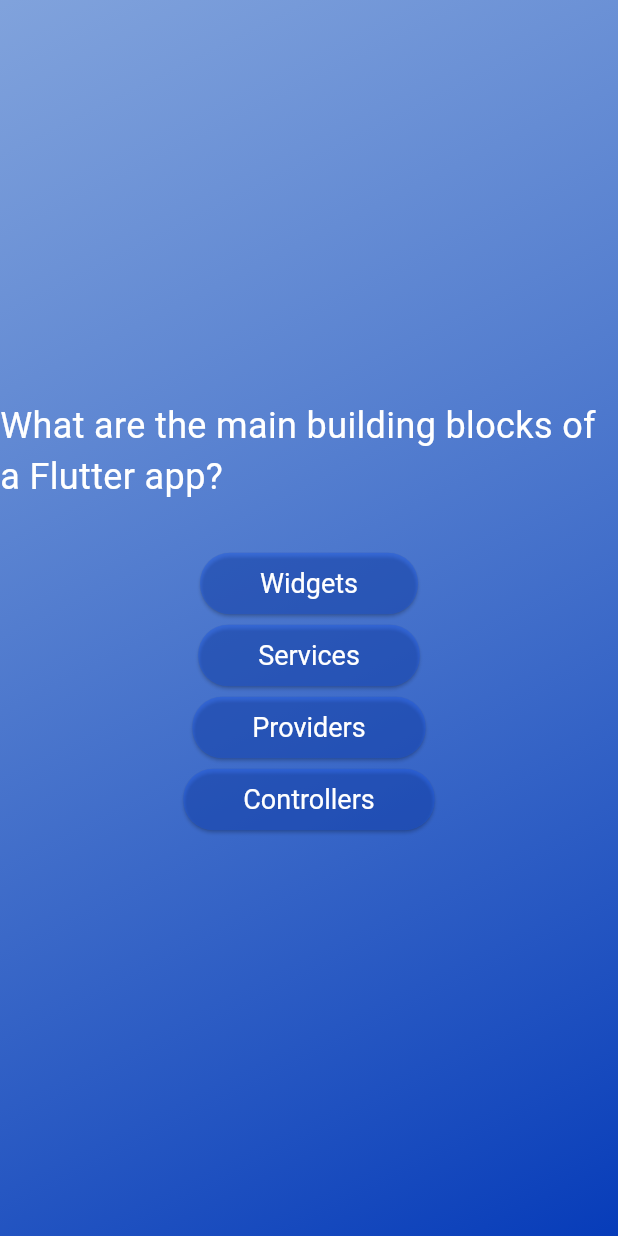
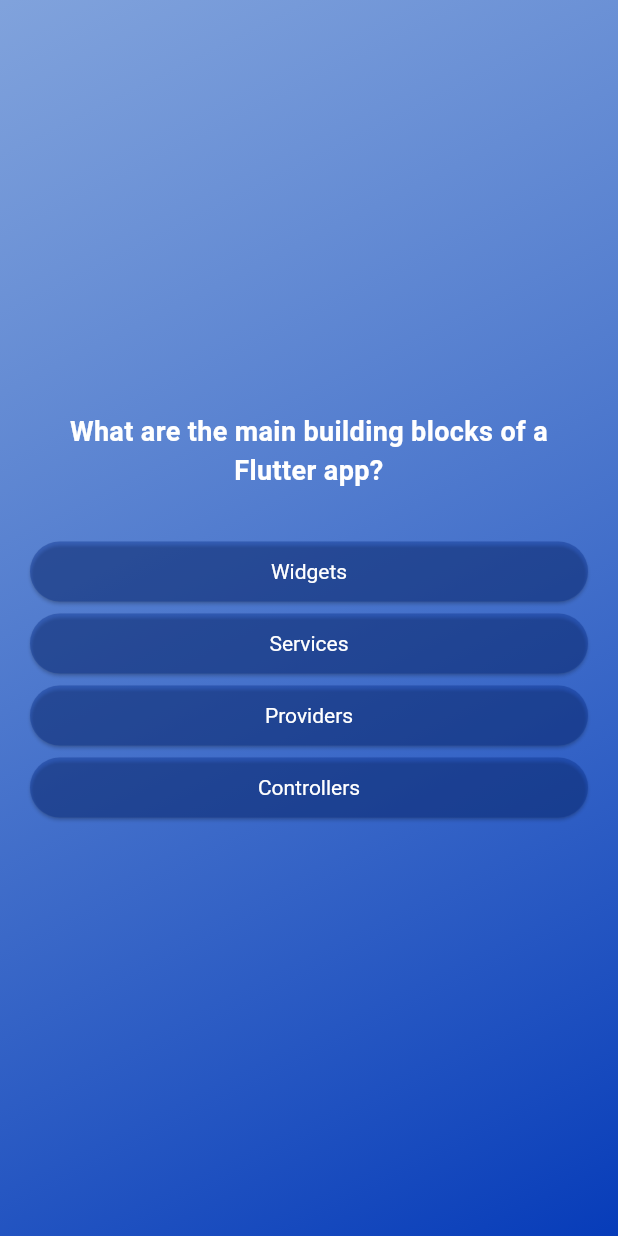
Before and after one commit to mdazharulhoque7/hqflutterquiz, a Flutter app: the screen it shows after launch, after a tap on "Start Quiz", on a phone screen of 412 x 824 dp. Run offline on Flutter 3.47's test engine with Material 3 defaults, Android fonts, the phone set to English and light mode, and no system bars.

Commit message:
improve alignments, margin and padding of question screen content

```diff
--- a/lib/screens/questions.dart
+++ b/lib/screens/questions.dart
@@ -16,14 +16,20 @@
   Widget build(BuildContext context) {
     return SizedBox(
       width: double.infinity,
+      child: Container(
+        margin: const EdgeInsets.all(20),
         child: Column(
           mainAxisAlignment: MainAxisAlignment.center,
+          crossAxisAlignment: CrossAxisAlignment.stretch,
           children: [
             Text(currentQuestion.question,
             style: const TextStyle(
-            fontSize: 24,
               color: Colors.white,
-          ),),
+              fontSize: 18,
+              fontWeight: FontWeight.bold,
+            ),
+            textAlign: TextAlign.center,
+            ),
             const SizedBox(height: 30),
             ...currentQuestion.answers.map((answer) {
               return AnswerButton(
@@ -33,6 +39,7 @@
             }),
           ],
         ),
+      ),
     );
   }
 }
--- a/lib/widgets/answer_button.dart
+++ b/lib/widgets/answer_button.dart
@@ -10,10 +10,10 @@
   Widget build(BuildContext context) {
     return ElevatedButton(
       style: ElevatedButton.styleFrom(
-        backgroundColor: const Color.fromARGB(101, 25, 88, 235),
+        backgroundColor: const Color.fromARGB(100, 9, 50, 148),
         foregroundColor: Colors.white,
         padding: const EdgeInsets.symmetric(horizontal: 40, vertical: 10),
-        textStyle: const TextStyle(fontSize: 18),
+        textStyle: const TextStyle(fontSize:14),
         shape: RoundedRectangleBorder(
           borderRadius: BorderRadius.circular(20),
         ),
```
Lines whose indentation alone changed are shown as unchanged.
